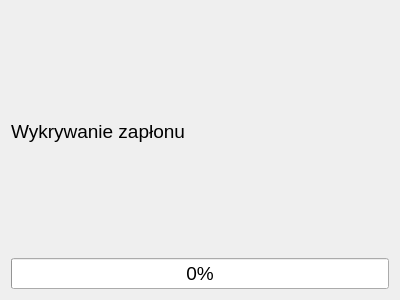
Old version of the form app/oczekiwanienazaplon.ui in the repository wiacekmarcin/StanowiskoChemiczne.
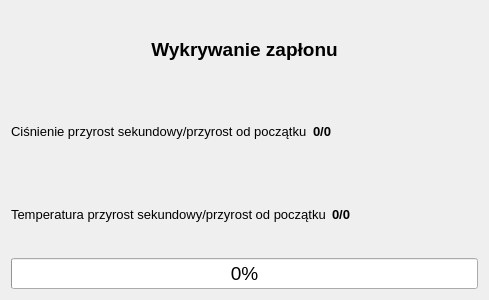
New version of the form.

```diff
--- a/app/oczekiwanienazaplon.ui
+++ b/app/oczekiwanienazaplon.ui
@@ -6,7 +6,7 @@
    <rect>
     <x>0</x>
     <y>0</y>
-    <width>400</width>
+    <width>489</width>
     <height>300</height>
    </rect>
   </property>
@@ -21,11 +21,78 @@
   <layout class="QVBoxLayout" name="verticalLayout">
    <item>
     <widget class="QLabel" name="label">
+     <property name="font">
+      <font>
+       <pointsize>14</pointsize>
+       <bold>true</bold>
+      </font>
+     </property>
      <property name="text">
       <string>Wykrywanie zapłonu</string>
      </property>
+     <property name="alignment">
+      <set>Qt::AlignCenter</set>
+     </property>
     </widget>
    </item>
+   <item>
+    <layout class="QHBoxLayout" name="horizontalLayout">
+     <item>
+      <widget class="QLabel" name="lcisninienie">
+       <property name="font">
+        <font>
+         <pointsize>10</pointsize>
+        </font>
+       </property>
+       <property name="text">
+        <string>Ciśnienie przyrost sekundowy/przyrost od początku</string>
+       </property>
+      </widget>
+     </item>
+     <item>
+      <widget class="QLabel" name="cisnienie">
+       <property name="font">
+        <font>
+         <pointsize>10</pointsize>
+         <bold>true</bold>
+        </font>
+       </property>
+       <property name="text">
+        <string>0/0</string>
+       </property>
+      </widget>
+     </item>
+    </layout>
+   </item>
+   <item>
+    <layout class="QHBoxLayout" name="horizontalLayout_2">
+     <item>
+      <widget class="QLabel" name="ltemp">
+       <property name="font">
+        <font>
+         <pointsize>10</pointsize>
+        </font>
+       </property>
+       <property name="text">
+        <string>Temperatura przyrost sekundowy/przyrost od początku</string>
+       </property>
+      </widget>
+     </item>
+     <item>
+      <widget class="QLabel" name="temperatura">
+       <property name="font">
+        <font>
+         <pointsize>10</pointsize>
+         <bold>true</bold>
+        </font>
+       </property>
+       <property name="text">
+        <string>0/0</string>
+       </property>
+      </widget>
+     </item>
+    </layout>
+   </item>
    <item>
     <widget class="QProgressBar" name="pbTime">
      <property name="value">
```
Left out of the diff: 12 changed lines with no effect on the pictures.
